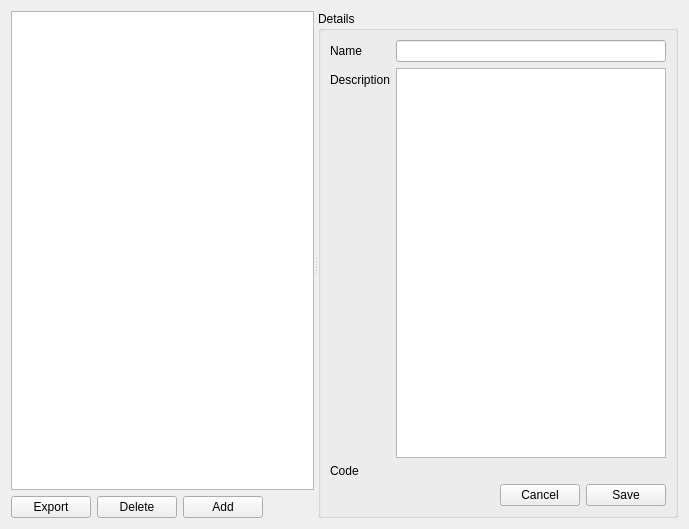
This is qtdesigner/plugins.ui in t123/ReadingTool.Python as Qt 5 draws it before an edit. The edited form follows.
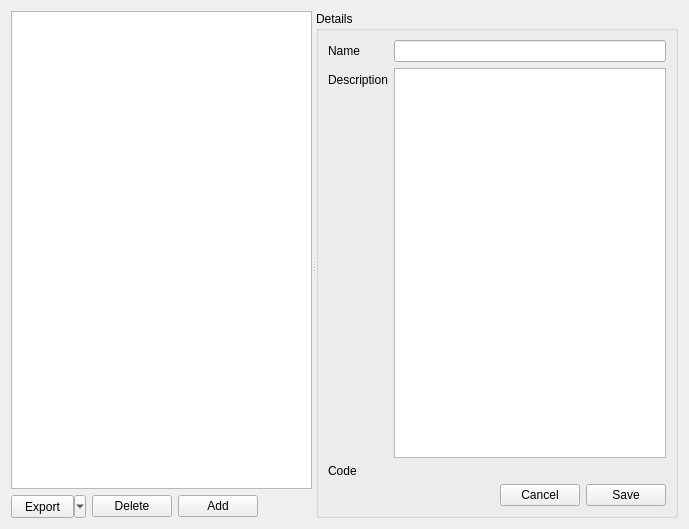
This is the edited form. Custom widgets are drawn as their Qt base class.

Commit message: Fixes Plugins import/export

Diff of the .ui file:
```diff
--- a/qtdesigner/plugins.ui
+++ b/qtdesigner/plugins.ui
@@ -37,10 +37,22 @@
        <item>
         <layout class="QHBoxLayout" name="horizontalLayout_2">
          <item>
-          <widget class="QPushButton" name="pbExport">
+          <widget class="QToolButton" name="tbExport">
+           <property name="minimumSize">
+            <size>
+             <width>75</width>
+             <height>23</height>
+            </size>
+           </property>
            <property name="text">
             <string>Export</string>
            </property>
+           <property name="popupMode">
+            <enum>QToolButton::MenuButtonPopup</enum>
+           </property>
+           <property name="toolButtonStyle">
+            <enum>Qt::ToolButtonTextOnly</enum>
+           </property>
           </widget>
          </item>
          <item>
```
The commit also changes 4 other files.
